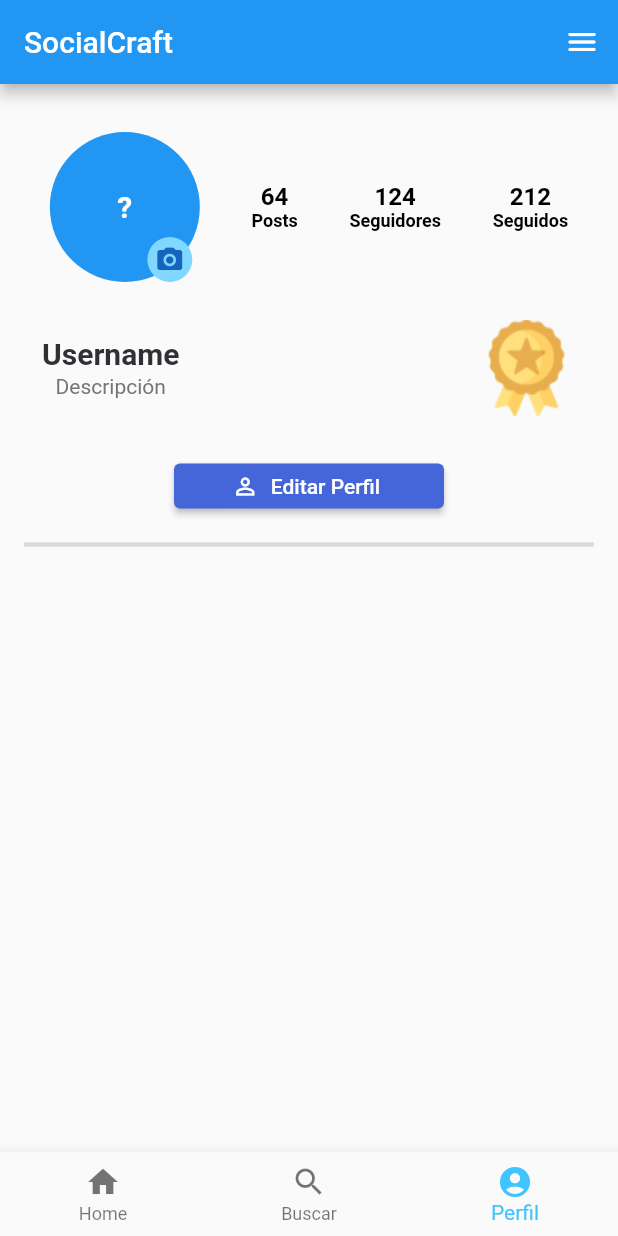
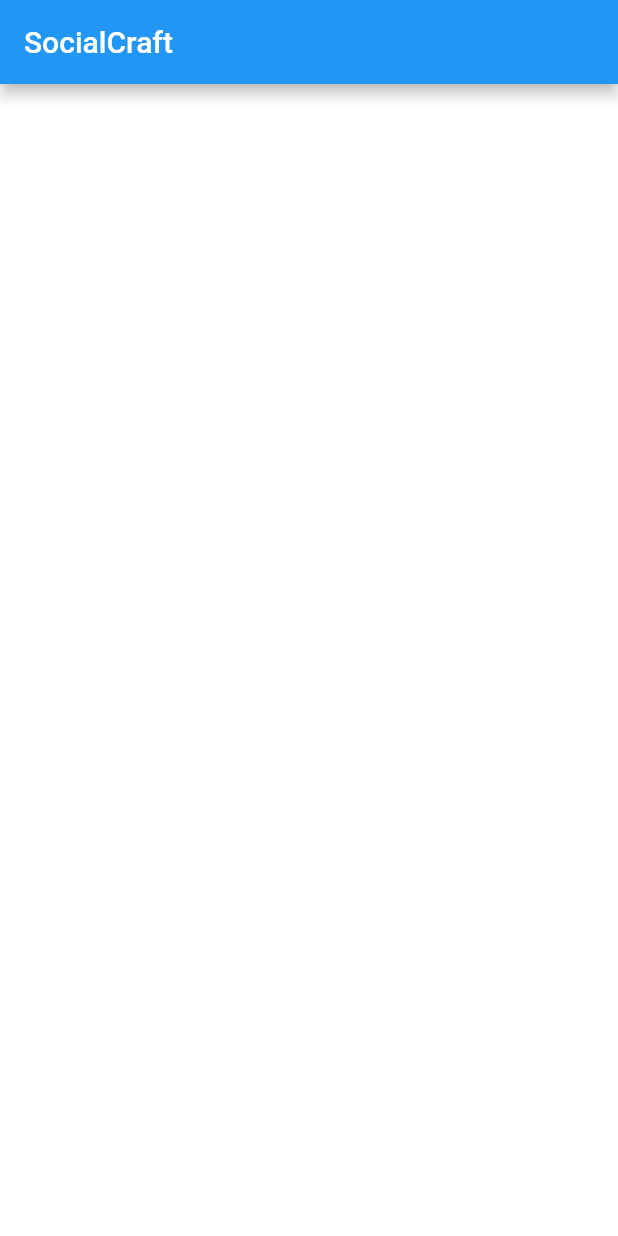
Before and after one commit to Felixx00/SocialCraft_Flutter, a Flutter app: the Perfil screen opened by its route, after a tap on "Editar Perfil", on a phone screen of 412 x 824 dp. Run offline on Flutter 3.47's test engine with Material 2 defaults, Android fonts, the light colour scheme and no system bars; our stand-ins replace nb_utils.

Commit message:
Screen Editar Perfil

```diff
--- /dev/null
+++ b/lib/editar.dart
@@ -0,0 +1,39 @@
+import 'package:flutter/material.dart';
+import 'package:nb_utils/nb_utils.dart';
+import 'package:socialcraft/utils/widgets.dart';
+
+class Editar extends StatefulWidget {
+  static String tag = '/editar';
+
+  @override
+  EditarState createState() => EditarState();
+}
+
+class EditarState extends State<Editar> {
+  @override
+  void initState() {
+    super.initState();
+    init();
+  }
+
+  init() async {}
+
+  @override
+  void setState(fn) {
+    if (mounted) super.setState(fn);
+  }
+
+  @override
+  Widget build(BuildContext context) {
+    return SafeArea(
+      child: Scaffold(
+        backgroundColor: Colors.white,
+        appBar: AppBar(
+          title: const Text('SocialCraft'),
+          automaticallyImplyLeading: false,
+          backgroundColor: Colors.blue,
+        ),
+      ),
+    );
+  }
+}
--- a/lib/main.dart
+++ b/lib/main.dart
@@ -3,6 +3,7 @@ import 'login.dart';
 import 'register.dart';
 import 'perfil.dart';
 import 'forgotPassword.dart';
+import 'editar.dart';
 
 void main() {
   runApp(MyApp());
@@ -16,6 +17,7 @@ class MyApp extends StatelessWidget {
       'register': (BuildContext context) => Register(),
       'perfil': (BuildContext context) => Perfil(),
       'forgotPassword': (BuildContext context) => ForgotPassword(),
+      'editar': (BuildContext context) => Editar(),
     }, debugShowCheckedModeBanner: false, home: MyHome());
   }
 }
--- a/lib/perfil.dart
+++ b/lib/perfil.dart
@@ -123,7 +123,8 @@ class PerfilState extends State<Perfil> {
               ),
               icon: Icon(Icons.person_outline_sharp, size: 18),
               onPressed: () {
-                print('Pressed');
+                Navigator.pushNamed(context, "editar");
+                setState(() {});
               },
             ).center(),
             Divider(
```
